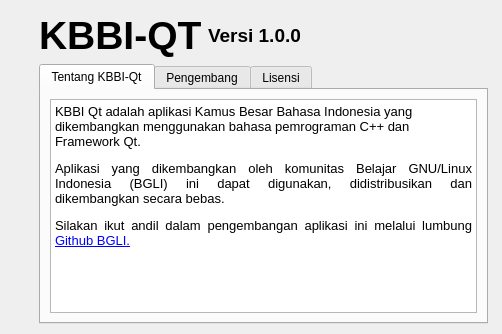
First picture: the form in src/mydialog.ui, repository bgli/kbbi-qt, before the edit.
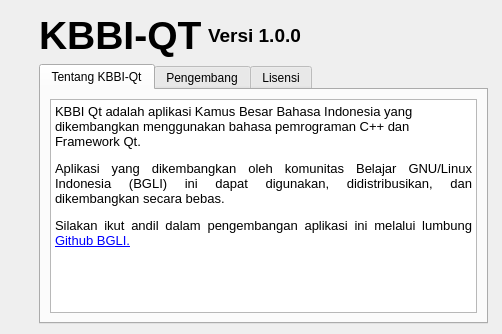
Second picture: the form after the edit. Icons and pictures are not drawn.

Diff of the .ui file:
```diff
--- a/src/mydialog.ui
+++ b/src/mydialog.ui
@@ -35,7 +35,7 @@
    <iconset resource="resource.qrc">
     <normaloff>:/kbbi-qt.png</normaloff>:/kbbi-qt.png</iconset>
   </property>
-  <widget class="QWidget" name="">
+  <widget class="QWidget" name="layoutWidget">
    <property name="geometry">
     <rect>
      <x>13</x>
@@ -157,7 +157,7 @@
 p, li { white-space: pre-wrap; }
 &lt;/style&gt;&lt;/head&gt;&lt;body style=&quot; font-family:'Aurulent Sans'; font-size:10pt; font-weight:400; font-style:normal;&quot;&gt;
 &lt;p style=&quot; margin-top:0px; margin-bottom:0px; margin-left:0px; margin-right:0px; -qt-block-indent:0; text-indent:0px;&quot;&gt;KBBI Qt adalah aplikasi Kamus Besar Bahasa Indonesia yang dikembangkan menggunakan bahasa pemrograman C++ dan Framework Qt.&lt;/p&gt;
-&lt;p align=&quot;justify&quot; style=&quot; margin-top:12px; margin-bottom:12px; margin-left:0px; margin-right:0px; -qt-block-indent:0; text-indent:0px;&quot;&gt;Aplikasi yang dikembangkan oleh komunitas Belajar GNU/Linux Indonesia (BGLI) ini dapat digunakan, didistribusikan dan dikembangkan secara bebas.&lt;/p&gt;
+&lt;p align=&quot;justify&quot; style=&quot; margin-top:12px; margin-bottom:12px; margin-left:0px; margin-right:0px; -qt-block-indent:0; text-indent:0px;&quot;&gt;Aplikasi yang dikembangkan oleh komunitas Belajar GNU/Linux Indonesia (BGLI) ini dapat digunakan, didistribusikan, dan dikembangkan secara bebas.&lt;/p&gt;
 &lt;p align=&quot;justify&quot; style=&quot; margin-top:12px; margin-bottom:12px; margin-left:0px; margin-right:0px; -qt-block-indent:0; text-indent:0px;&quot;&gt;Silakan ikut andil dalam pengembangan aplikasi ini melalui lumbung &lt;a href=&quot;https://github.com/bgli/kbbi-qt&quot;&gt;&lt;span style=&quot; text-decoration: underline; color:#0000ff;&quot;&gt;Github BGLI.&lt;/span&gt;&lt;/a&gt;&lt;/p&gt;&lt;/body&gt;&lt;/html&gt;</string>
             </property>
            </widget>
```
